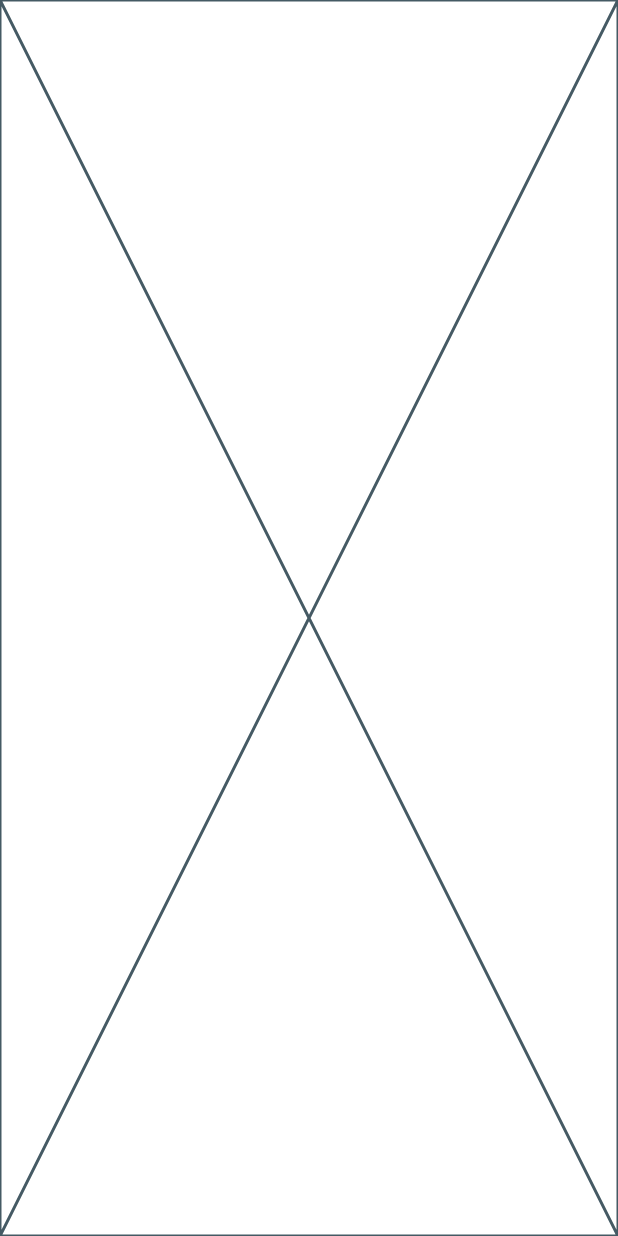
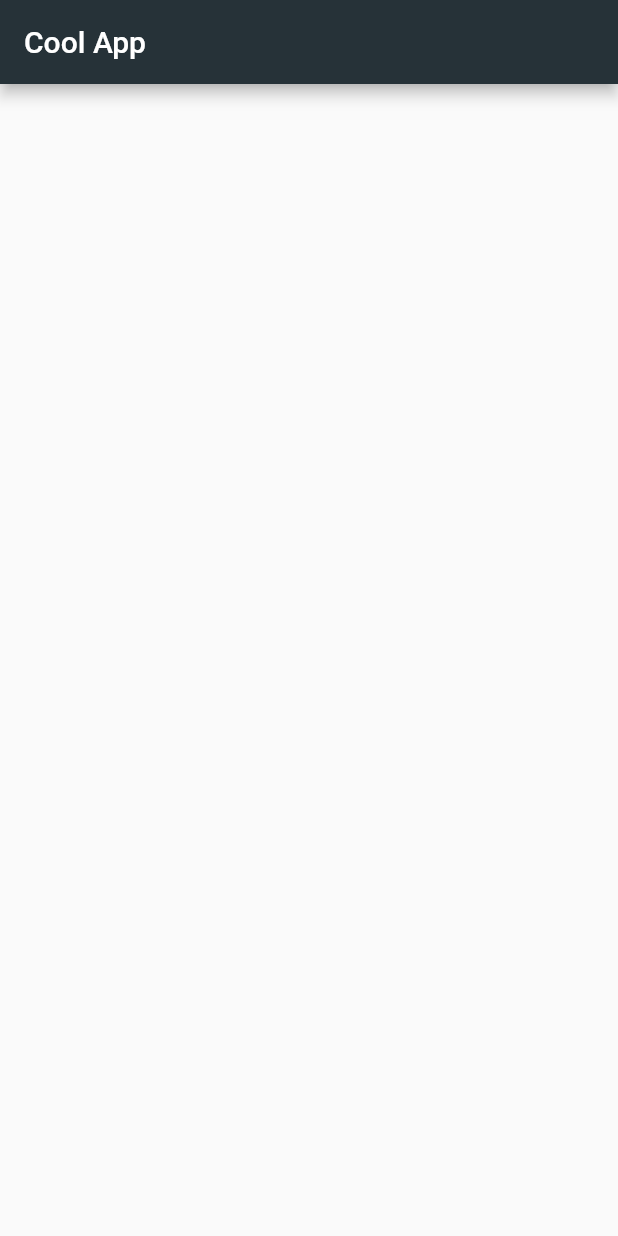
Before and after one commit to rocketman5290/we.d3v.quizapp, a Flutter app: the screen it shows after launch, on a phone screen of 412 x 824 dp. Run offline on Flutter 3.47's test engine with Material 2 defaults, Android fonts, the phone set to English and light mode, and no system bars.

Commit message:
Add MaterialApp and simple home scaffold that holds the AppBar with title and background color

```diff
--- a/lib/main.dart
+++ b/lib/main.dart
@@ -9,6 +9,12 @@ class MyApp extends StatelessWidget {
 
   @override
   Widget build(BuildContext context) {
-    return const Placeholder();
+    return MaterialApp(
+        home: Scaffold(
+      appBar: AppBar(
+        title: const Text('Cool App'),
+        backgroundColor: Colors.blueGrey[900],
+      ),
+    ));
   }
 }
```
